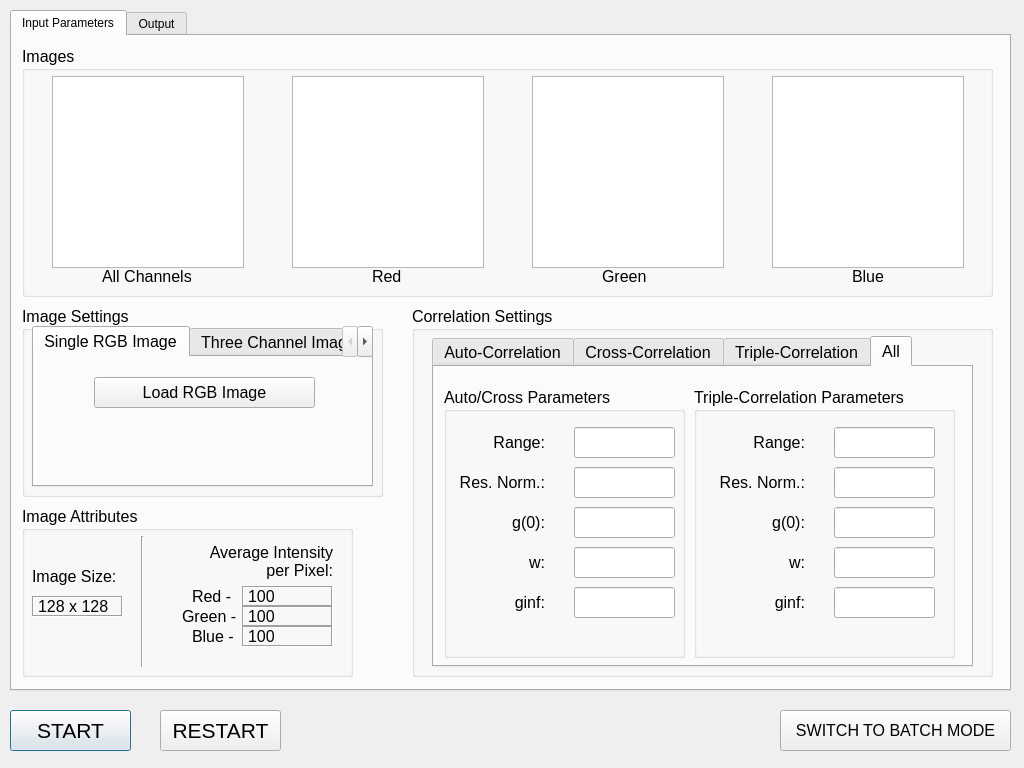
Qt form local_GUI/main.ui (nklose/ICS) before a commit.
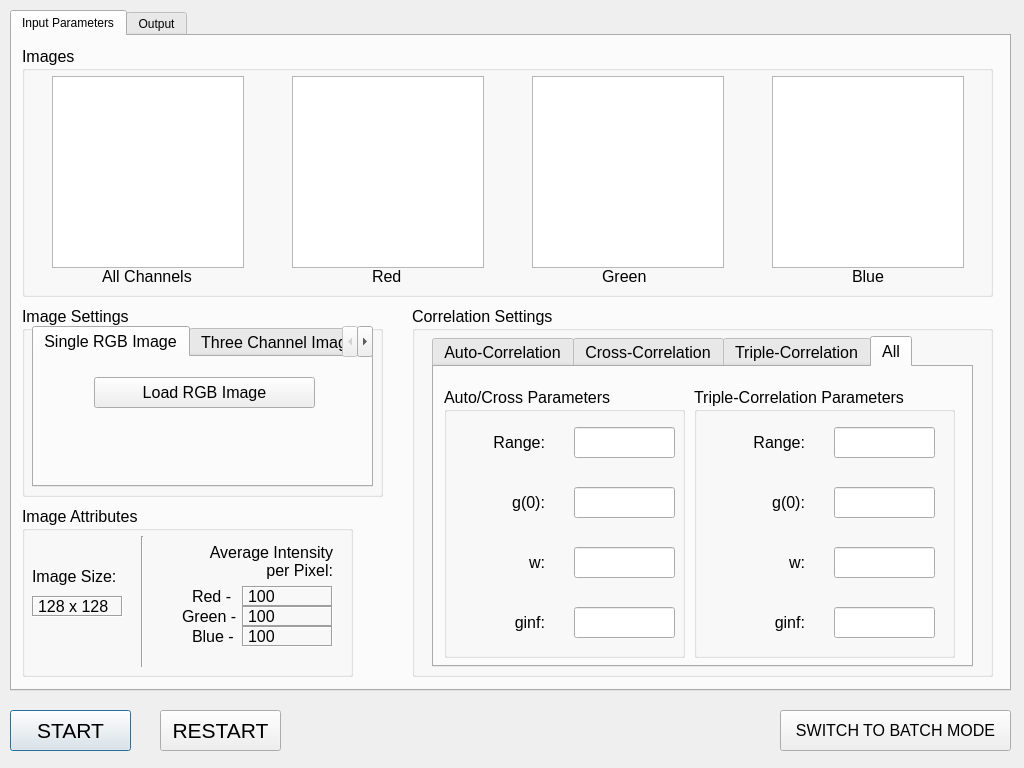
The same form after that commit.

Commit message: Removing Res. Norm. from input parameters in main.ui, as it should be an output value instead.

The edit to the form file:
```diff
--- a/local_GUI/main.ui
+++ b/local_GUI/main.ui
@@ -1191,27 +1191,11 @@
           <set>Qt::AlignRight|Qt::AlignTrailing|Qt::AlignVCenter</set>
          </property>
         </widget>
-        <widget class="QLabel" name="allTripleResNorm">
-         <property name="geometry">
-          <rect>
-           <x>20</x>
-           <y>80</y>
-           <width>91</width>
-           <height>31</height>
-          </rect>
-         </property>
-         <property name="text">
-          <string>Res. Norm.:</string>
-         </property>
-         <property name="alignment">
-          <set>Qt::AlignRight|Qt::AlignTrailing|Qt::AlignVCenter</set>
-         </property>
-        </widget>
         <widget class="QLabel" name="allTripleG0">
          <property name="geometry">
           <rect>
            <x>20</x>
-           <y>120</y>
+           <y>100</y>
            <width>91</width>
            <height>31</height>
           </rect>
@@ -1243,7 +1227,7 @@
          <property name="geometry">
           <rect>
            <x>20</x>
-           <y>200</y>
+           <y>220</y>
            <width>91</width>
            <height>31</height>
           </rect>
@@ -1265,21 +1249,11 @@
           </rect>
          </property>
         </widget>
-        <widget class="QLineEdit" name="allTripleResNormTextbox">
-         <property name="geometry">
-          <rect>
-           <x>140</x>
-           <y>80</y>
-           <width>101</width>
-           <height>31</height>
-          </rect>
-         </property>
-        </widget>
         <widget class="QLineEdit" name="allTripleG0Textbox">
          <property name="geometry">
           <rect>
            <x>140</x>
-           <y>120</y>
+           <y>100</y>
            <width>101</width>
            <height>31</height>
           </rect>
@@ -1299,7 +1273,7 @@
          <property name="geometry">
           <rect>
            <x>140</x>
-           <y>200</y>
+           <y>220</y>
            <width>101</width>
            <height>31</height>
           </rect>
@@ -1340,27 +1314,11 @@
           <set>Qt::AlignRight|Qt::AlignTrailing|Qt::AlignVCenter</set>
          </property>
         </widget>
-        <widget class="QLabel" name="allAutoCrossResNorm">
-         <property name="geometry">
-          <rect>
-           <x>10</x>
-           <y>80</y>
-           <width>91</width>
-           <height>31</height>
-          </rect>
-         </property>
-         <property name="text">
-          <string>Res. Norm.:</string>
-         </property>
-         <property name="alignment">
-          <set>Qt::AlignRight|Qt::AlignTrailing|Qt::AlignVCenter</set>
-         </property>
-        </widget>
         <widget class="QLabel" name="allAutoCrossG0">
          <property name="geometry">
           <rect>
            <x>10</x>
-           <y>120</y>
+           <y>100</y>
            <width>91</width>
            <height>31</height>
           </rect>
@@ -1392,7 +1350,7 @@
          <property name="geometry">
           <rect>
            <x>10</x>
-           <y>200</y>
+           <y>220</y>
            <width>91</width>
            <height>31</height>
           </rect>
@@ -1414,21 +1372,11 @@
           </rect>
          </property>
         </widget>
-        <widget class="QLineEdit" name="allAutoCrossResNormTextbox">
-         <property name="geometry">
-          <rect>
-           <x>130</x>
-           <y>80</y>
-           <width>101</width>
-           <height>31</height>
-          </rect>
-         </property>
-        </widget>
         <widget class="QLineEdit" name="allAutoCrossG0Textbox">
          <property name="geometry">
           <rect>
            <x>130</x>
-           <y>120</y>
+           <y>100</y>
            <width>101</width>
            <height>31</height>
           </rect>
@@ -1448,7 +1396,7 @@
          <property name="geometry">
           <rect>
            <x>130</x>
-           <y>200</y>
+           <y>220</y>
            <width>101</width>
            <height>31</height>
           </rect>
```
Left out of the diff: 102 changed lines with no effect on the pictures. The commit also changes 1 other file.
